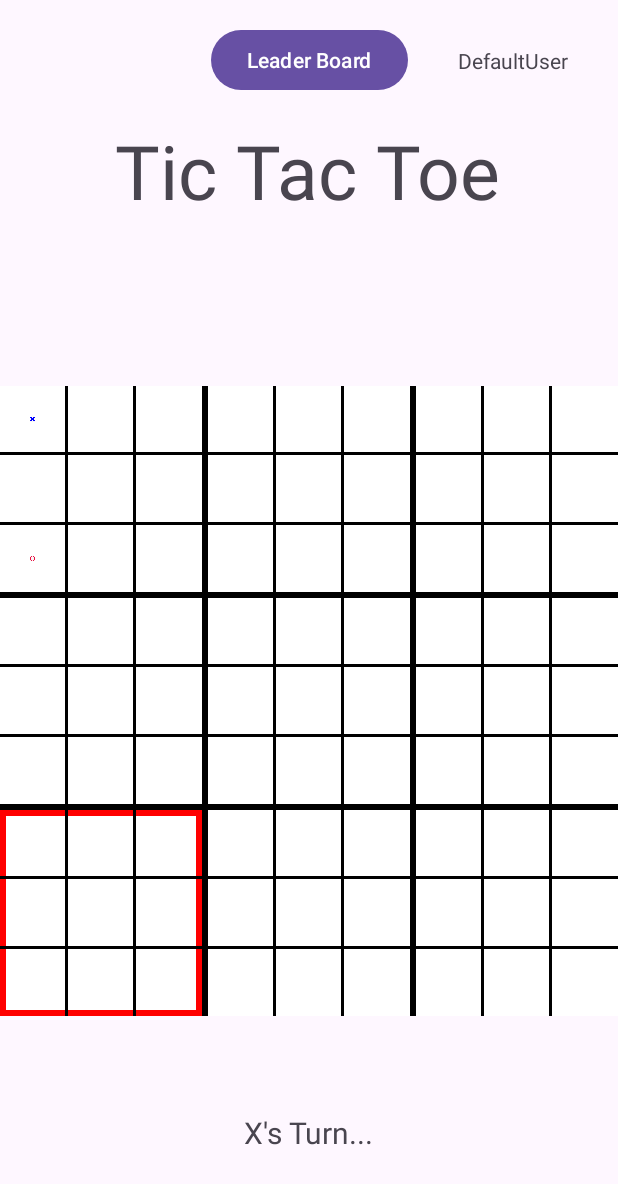
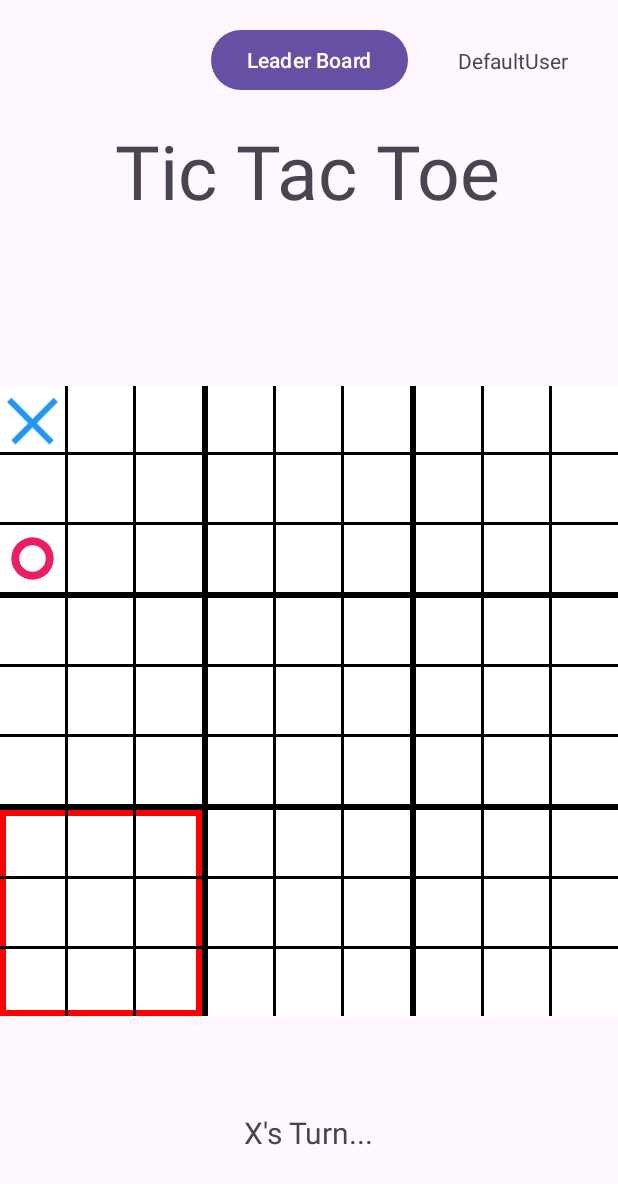
Before and after one commit to nadavsprung/TicTacToe, an Android app: the screen it shows after launch (MainActivity), after a tap on an icon or button, on a phone screen of 412 x 824 dp. Shown: the top 1184 px of the screen. Run offline under Robolectric (Android 15) with nearby library versions, the phone set to English and light mode, and no system bars.

Commit message:
Changed image to views in XML.

```diff
--- /dev/null
+++ b/app/src/main/res/drawable/o.xml
@@ -0,0 +1,20 @@
+<?xml version="1.0" encoding="utf-8"?>
+<vector xmlns:android="http://schemas.android.com/apk/res/android"
+    android:width="200dp"
+    android:height="200dp"
+    android:viewportWidth="200"
+    android:viewportHeight="200">
+
+    <!-- Outer circle (red/pink) -->
+    <path
+        android:pathData="M100,20 A80,80 0 1,1 100,180 A80,80 0 1,1 100,20 Z"
+        android:fillColor="#E91E63"
+        android:strokeWidth="0"/>
+
+    <!-- Inner circle (white/transparent) to create the ring effect -->
+    <path
+        android:pathData="M100,50 A50,50 0 1,1 100,150 A50,50 0 1,1 100,50 Z"
+        android:fillColor="#FFFFFF"
+        android:strokeWidth="0"/>
+
+</vector>
--- /dev/null
+++ b/app/src/main/res/drawable/x.xml
@@ -0,0 +1,20 @@
+<?xml version="1.0" encoding="utf-8"?>
+<vector xmlns:android="http://schemas.android.com/apk/res/android"
+    android:width="200dp"
+    android:height="200dp"
+    android:viewportWidth="200"
+    android:viewportHeight="200">
+
+    <!-- First diagonal line of X (top-left to bottom-right) -->
+    <path
+        android:pathData="M20,20 L180,180 L164,196 L4,36 Z"
+        android:fillColor="#2196F3"
+        android:strokeWidth="0"/>
+
+    <!-- Second diagonal line of X (top-right to bottom-left) -->
+    <path
+        android:pathData="M180,20 L196,36 L36,196 L20,180 Z"
+        android:fillColor="#2196F3"
+        android:strokeWidth="0"/>
+
+</vector>
--- a/app/src/main/res/layout/tic_tac_toe_layout.xml
+++ b/app/src/main/res/layout/tic_tac_toe_layout.xml
@@ -18,7 +18,7 @@
             android:layout_height="match_parent"
             android:layout_weight="1"
             android:onClick="playerTap"
-            android:padding="20dp"
+            android:padding="4dp"
             android:tag="0_0" />
 
         <View
@@ -32,7 +32,7 @@
             android:layout_height="match_parent"
             android:layout_weight="1"
             android:onClick="playerTap"
-            android:padding="20dp"
+            android:padding="4dp"
             android:tag="0_1" />
 
         <View
@@ -46,7 +46,7 @@
             android:layout_height="match_parent"
             android:layout_weight="1"
             android:onClick="playerTap"
-            android:padding="20dp"
+            android:padding="4dp"
             android:tag="0_2" />
 
     </LinearLayout>
@@ -70,7 +70,7 @@
             android:layout_height="match_parent"
             android:layout_weight="1"
             android:onClick="playerTap"
-            android:padding="20dp"
+            android:padding="4dp"
             android:tag="0_3" />
 
         <View
@@ -84,7 +84,7 @@
             android:layout_height="match_parent"
             android:layout_weight="1"
             android:onClick="playerTap"
-            android:padding="20dp"
+            android:padding="4dp"
             android:tag="0_4" />
 
         <View
@@ -98,7 +98,7 @@
             android:layout_height="match_parent"
             android:layout_weight="1"
             android:onClick="playerTap"
-            android:padding="20dp"
+            android:padding="4dp"
             android:tag="0_5" />
 
     </LinearLayout>
@@ -122,7 +122,7 @@
             android:layout_height="match_parent"
             android:layout_weight="1"
             android:onClick="playerTap"
-            android:padding="20dp"
+            android:padding="4dp"
             android:tag="0_6" />
 
         <View
@@ -136,7 +136,7 @@
             android:layout_height="match_parent"
             android:layout_weight="1"
             android:onClick="playerTap"
-            android:padding="20dp"
+            android:padding="4dp"
             android:tag="0_7" />
 
         <View
@@ -150,7 +150,7 @@
             android:layout_height="match_parent"
             android:layout_weight="1"
             android:onClick="playerTap"
-            android:padding="20dp"
+            android:padding="4dp"
             android:tag="0_8" />
 
     </LinearLayout>
```
Also changed, not shown: app/src/main/res/drawable/o.jpeg (deleted), app/src/main/res/drawable/x.jpeg (deleted).
